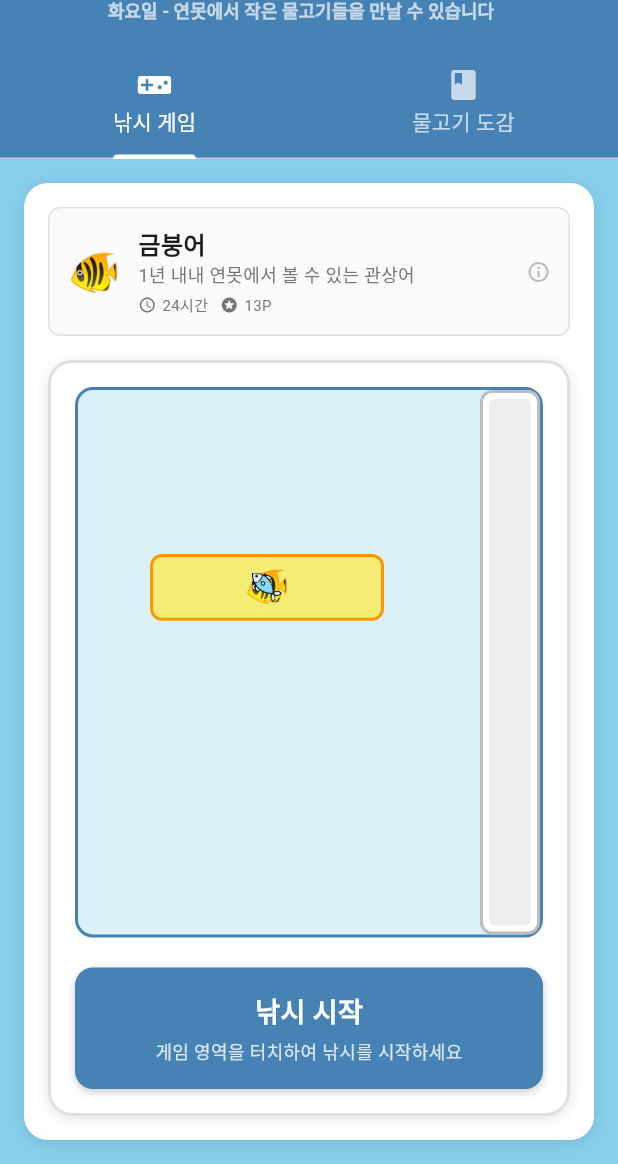
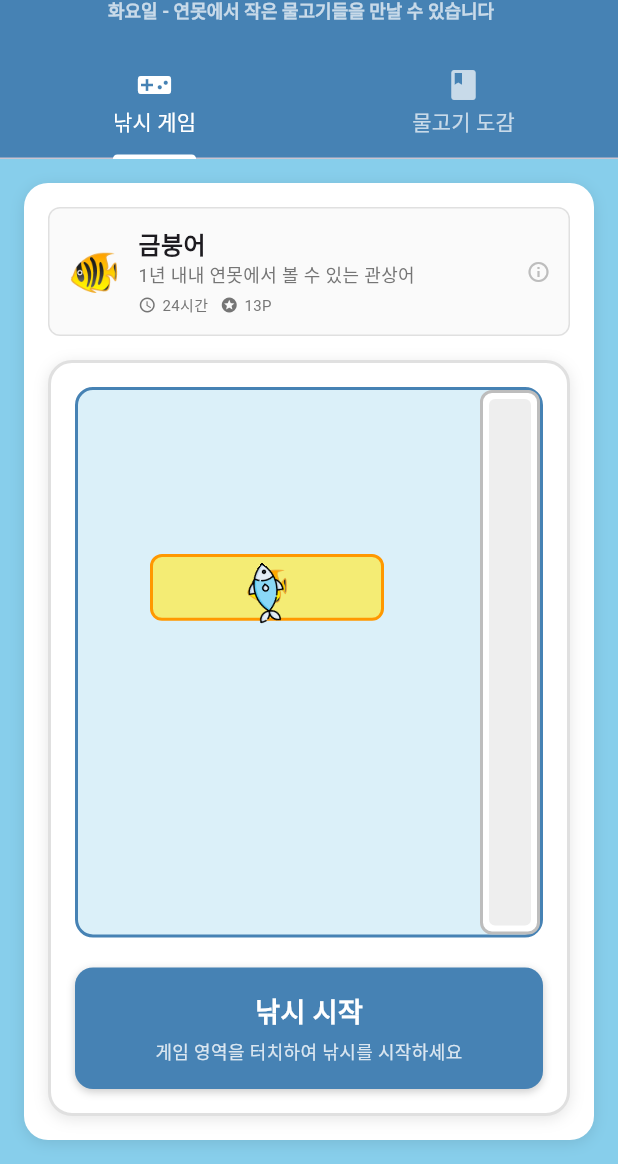
Before and after one commit to idlepoe/samusil_addon, a Flutter app: the FishingGameView screen opened by its route, on a phone screen of 412 x 824 dp, the part 72-1236 px from its top. Run offline on Flutter 3.47's test engine with Material 3 defaults, Android fonts, the phone set to English and light mode, and no system bars; our stand-ins replace auto_size_text, badges, cached_network_image, cloud_firestore, cloud_functions, dio and 18 more; missing offline and left inert: image_gallery_saver_plus, scroll_loop_auto_scroll, simple_pip_mode; accounts and stored records are empty; network calls fail.

Commit message:
낚시 게임 수정 (루어 회전)

```diff
--- a/lib/pages/fishing/widgets/fishing_game_tab.dart
+++ b/lib/pages/fishing/widgets/fishing_game_tab.dart
@@ -410,7 +410,8 @@ class FishingGameTab extends GetView<FishingGameController> {
           Obx(() {
             final playerBarHeight =
                 FishingGameController.barSize *
-                (MediaQuery.of(Get.context!).size.height * 0.3);
+                (MediaQuery.of(Get.context!).size.height * 0.5);
+            final isPressed = controller.isButtonPressed.value;
 
             return AnimatedPositioned(
               duration: const Duration(milliseconds: 100),
@@ -425,11 +426,16 @@ class FishingGameTab extends GetView<FishingGameController> {
               child: Container(
                 height: playerBarHeight,
                 child: Center(
-                  child: Image.asset(
-                    'assets/lure.png',
-                    width: playerBarHeight * 1.6, // 2배 크기 (0.8 * 2)
-                    height: playerBarHeight * 1.6, // 2배 크기 (0.8 * 2)
-                    fit: BoxFit.contain,
+                  child: AnimatedRotation(
+                    turns: isPressed ? -0.1 : 0.1, // 눌렀을 때 왼쪽(-), 놓았을 때 오른쪽(+)
+                    duration: const Duration(milliseconds: 200),
+                    curve: Curves.easeInOut,
+                    child: Image.asset(
+                      'assets/lure.png',
+                      width: playerBarHeight * 1.6, // 2배 크기 (0.8 * 2)
+                      height: playerBarHeight * 1.6, // 2배 크기 (0.8 * 2)
+                      fit: BoxFit.contain,
+                    ),
                   ),
                 ),
               ),
```
